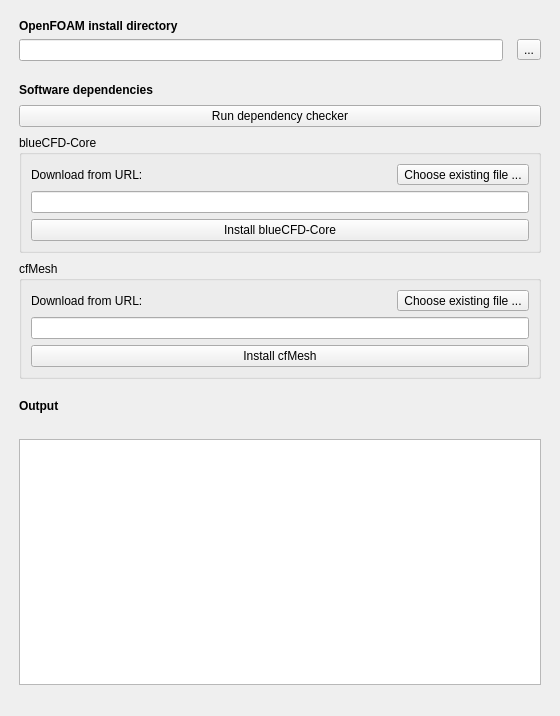
The window that CfdPreferencePage.ui (jaheyns/CfdOF) describes before a commit, drawn with Qt 5.
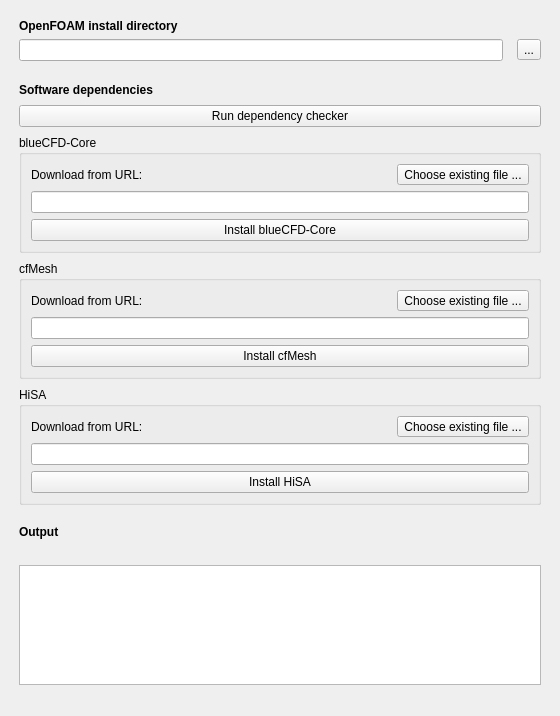
The same window after the commit.

The edit to the form file:
```diff
--- a/CfdPreferencePage.ui
+++ b/CfdPreferencePage.ui
@@ -181,6 +181,39 @@
        </layout>
       </widget>
      </item>
+     <item row="6" column="0">
+      <widget class="QGroupBox" name="gb_hisa">
+       <property name="title">
+        <string>HiSA</string>
+       </property>
+       <layout class="QGridLayout" name="gridLayout_4">
+        <item row="1" column="0">
+         <widget class="QLabel" name="label_3">
+          <property name="text">
+           <string>Download from URL:</string>
+          </property>
+         </widget>
+        </item>
+        <item row="2" column="0" colspan="2">
+         <widget class="QLineEdit" name="le_hisa_url"/>
+        </item>
+        <item row="1" column="1">
+         <widget class="QToolButton" name="tb_pick_hisa_file">
+          <property name="text">
+           <string>Choose existing file ...</string>
+          </property>
+         </widget>
+        </item>
+        <item row="3" column="0" colspan="2">
+         <widget class="QPushButton" name="pb_download_install_hisa">
+          <property name="text">
+           <string>Install HiSA</string>
+          </property>
+         </widget>
+        </item>
+       </layout>
+      </widget>
+     </item>
     </layout>
    </item>
    <item>
```
